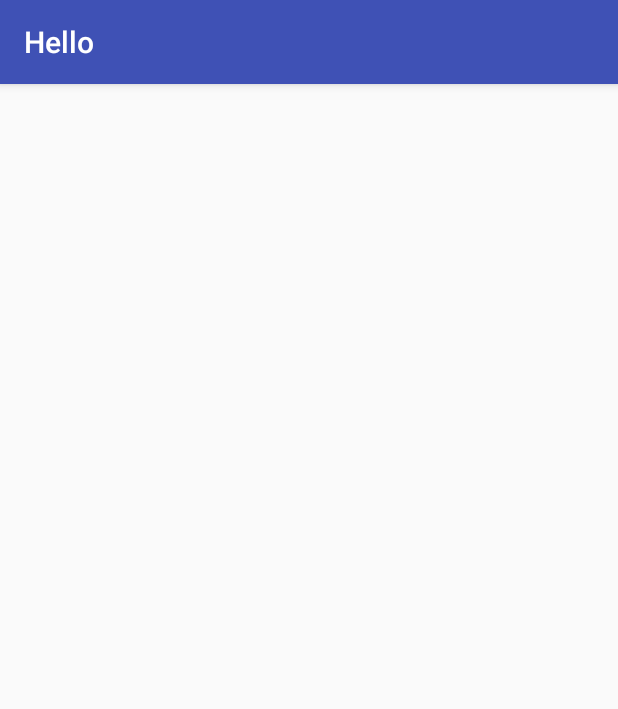
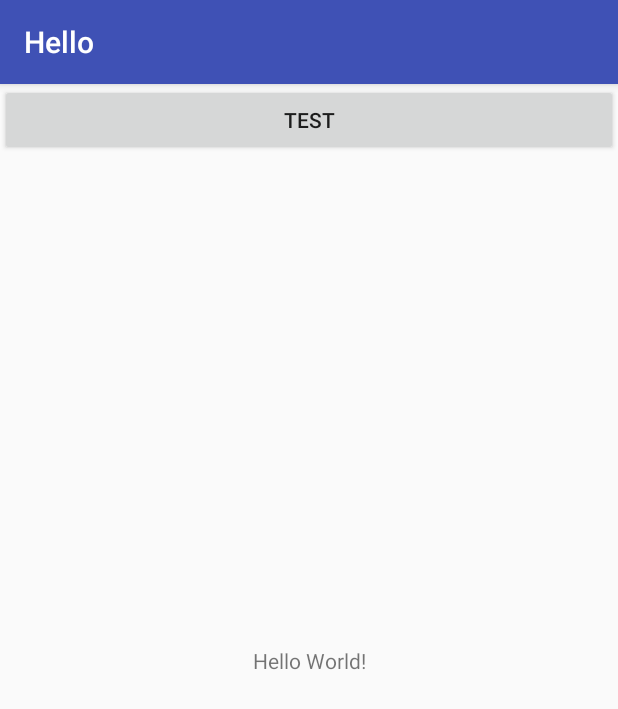
Before and after one commit to ahn-kj/icox-book, an Android app: the screen it shows after launch (SecondActivity before the commit, MainActivity after it), on a phone screen of 412 x 824 dp. Shown: the top 709 px of the screen. Run offline under Robolectric (Android 15) with nearby library versions, the phone set to English and light mode, and no system bars.

Commit message:
3.7 변수 사용방법 추가

```diff
--- a/chapter3-hello/app/src/main/AndroidManifest.xml
+++ b/chapter3-hello/app/src/main/AndroidManifest.xml
@@ -10,15 +10,14 @@
         android:supportsRtl="true"
         android:theme="@style/AppTheme">
         <activity android:name=".MainActivity">
-
-        </activity>
-        <activity android:name=".SecondActivity">
             <intent-filter>
                 <action android:name="android.intent.action.MAIN" />
 
                 <category android:name="android.intent.category.LAUNCHER" />
             </intent-filter>
         </activity>
+        <activity android:name=".SecondActivity">
+        </activity>
     </application>
 
 </manifest>
--- a/chapter3-hello/app/src/main/java/com/akj/hello/MainActivity.java
+++ b/chapter3-hello/app/src/main/java/com/akj/hello/MainActivity.java
@@ -2,10 +2,13 @@ package com.akj.hello;
 
 import android.support.v7.app.AppCompatActivity;
 import android.os.Bundle;
+import android.view.View;
 import android.widget.Toast;
 
 public class MainActivity extends AppCompatActivity {
 
+    // 버튼이 클릭된 횟수를 저장하는 변수를 선언한다.
+    int clickCount = 0;
 
     /**
      * MainActivity 가 최초 실행될 때 실행된다.
@@ -21,10 +24,28 @@ public class MainActivity extends AppCompatActivity {
         // "프로그래밍을 시작해보자!" 메세지를 잠시 보여준다.
         Toast.makeText(getApplicationContext(), "프로그래밍을 시작해보자!", Toast.LENGTH_LONG).show();
 
-        /**
-         여러 라인의 주석을 사용하는
-         주석 2 번째줄
-         주석 3 번째줄
-         */
+        // 레이아웃에 button 이라는 ID 로 선언된 뷰에 클릭 이벤트 리스너를 등록한다.
+        findViewById(R.id.button).setOnClickListener(new View.OnClickListener() {
+            @Override
+            public void onClick(View view) {
+                // 클릭 카운트를 1회 증가시킨다.
+                clickCount = clickCount + 1;
+
+                // 버튼이 클릭되면 클릭된 횟수를 증가하면서 토스트 메세지를 보여준다.
+                Toast.makeText(getApplicationContext(), "clickCount: " + clickCount, Toast.LENGTH_SHORT).show();
+            }
+        });
+
+        // 변수 var1 을 선언한다.
+        int var1 = 0;
+        {
+            // 블록내에서도 변수 var1 을 접근 가능하다.
+            var1 = 2;
+
+            int var2 = 0;
+        }
+
+        // 블록내에서 선언된 변수 var2 는 블록 밖에서 접근할 수 없다.
+        // var2 = 1
     }
 }
--- a/chapter3-hello/app/src/main/res/layout/activity_main.xml
+++ b/chapter3-hello/app/src/main/res/layout/activity_main.xml
@@ -16,4 +16,11 @@
         app:layout_constraintRight_toRightOf="parent"
         app:layout_constraintTop_toTopOf="parent" />
 
+    <Button
+        android:id="@+id/button"
+        android:text="TEST"
+        android:layout_width="match_parent"
+        android:layout_height="wrap_content"
+        />
+
 </android.support.constraint.ConstraintLayout>
```
